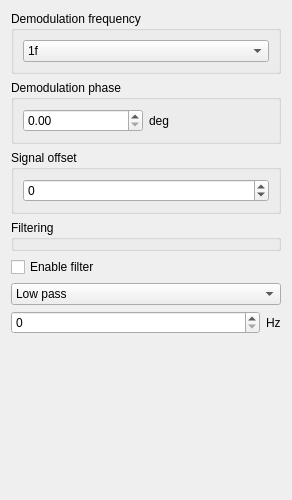
Above: linien/client/ui/spectroscopy_panel.ui from linien-org/linien before the change. Below: the same form after it.
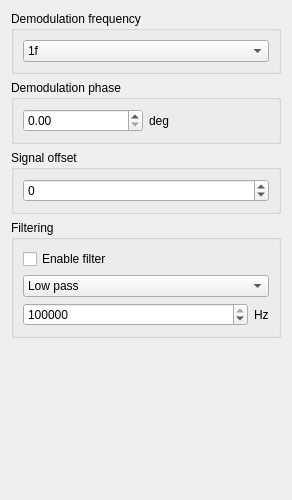
That is the form after the change.

Patch:
```diff
--- a/linien/client/ui/spectroscopy_panel.ui
+++ b/linien/client/ui/spectroscopy_panel.ui
@@ -27,6 +27,36 @@
   </property>
   <layout class="QVBoxLayout" name="verticalLayout">
    <item>
+    <widget class="QScrollArea" name="scrollArea">
+     <property name="frameShape">
+      <enum>QFrame::NoFrame</enum>
+     </property>
+     <property name="widgetResizable">
+      <bool>true</bool>
+     </property>
+     <widget class="QWidget" name="scrollAreaWidgetContents">
+      <property name="geometry">
+       <rect>
+        <x>0</x>
+        <y>0</y>
+        <width>280</width>
+        <height>488</height>
+       </rect>
+      </property>
+      <layout class="QVBoxLayout" name="verticalLayout_4">
+       <property name="leftMargin">
+        <number>0</number>
+       </property>
+       <property name="topMargin">
+        <number>0</number>
+       </property>
+       <property name="rightMargin">
+        <number>0</number>
+       </property>
+       <property name="bottomMargin">
+        <number>0</number>
+       </property>
+       <item>
     <widget class="QGroupBox" name="groupBox_7">
      <property name="title">
       <string>Demodulation frequency</string>
@@ -117,12 +147,11 @@
     </widget>
    </item>
    <item>
-    <widget class="QGroupBox" name="groupBox_9">
+        <widget class="QGroupBox" name="filtering_group">
      <property name="title">
       <string>Filtering</string>
      </property>
-    </widget>
-   </item>
+         <layout class="QVBoxLayout" name="verticalLayout_2">
    <item>
     <widget class="QCheckBox" name="filter_enabled">
      <property name="text">
@@ -157,6 +186,9 @@
        <property name="maximum">
         <number>50000000</number>
        </property>
+              <property name="value">
+               <number>100000</number>
+              </property>
       </widget>
      </item>
      <item>
@@ -174,6 +206,9 @@
      </item>
     </layout>
    </item>
+         </layout>
+        </widget>
+       </item>
    <item>
     <spacer name="verticalSpacer">
      <property name="orientation">
@@ -182,10 +217,14 @@
      <property name="sizeHint" stdset="0">
       <size>
        <width>20</width>
-       <height>40</height>
+           <height>85</height>
       </size>
      </property>
     </spacer>
+       </item>
+      </layout>
+     </widget>
+    </widget>
    </item>
   </layout>
  </widget>
```
Lines whose indentation alone changed are shown as unchanged.
